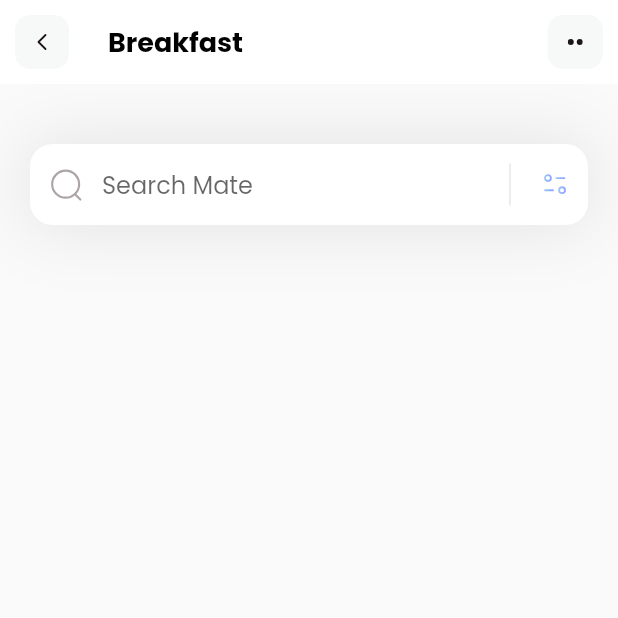
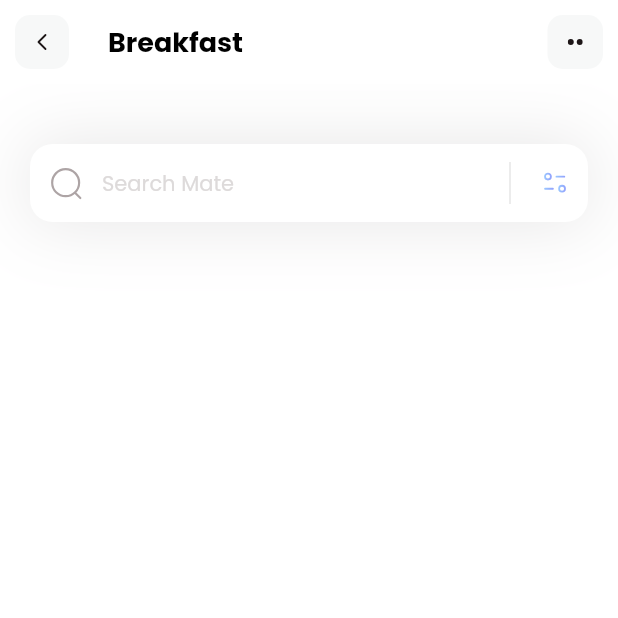
Before and after one commit to mamerida/dietApp, a Flutter app: the screen it shows after launch, on a phone screen of 412 x 824 dp, the top half of it. Run offline on Flutter 3.47's test engine with Material 2 defaults, Android fonts, the phone set to English and light mode, and no system bars; our stand-ins replace flutter_svg.

Commit message:
extract in method

```diff
--- a/lib/pages/home.dart
+++ b/lib/pages/home.dart
@@ -9,9 +9,17 @@ const HomePage({ Key? key }) : super(key: key);
   Widget build(BuildContext context){
     return Scaffold(
       appBar: Appbar(),
+      backgroundColor: Colors.white,
       body:Column(
         children: [
-          Container(
+          _searchField()
+        ],
+      )
+    );
+  }
+
+  Container _searchField() {
+    return Container(
           margin: EdgeInsets.only(top:40,left: 20,right: 20),
           decoration: BoxDecoration(
             boxShadow: [
@@ -28,6 +36,10 @@ const HomePage({ Key? key }) : super(key: key);
               fillColor: Colors.white,
               contentPadding: EdgeInsets.all(15),
               hintText: "Search Mate",
+              hintStyle: const TextStyle(
+                color: Color(0xffDDDADA),
+                fontSize: 14
+              ),
               prefixIcon: Padding(
                 padding: const EdgeInsets.all(12),
                 child: SvgPicture.asset("assets/icons/Search.svg"),
@@ -58,9 +70,6 @@ const HomePage({ Key? key }) : super(key: key);
               )
             ),
           ),
-          )
-        ],
-      )
         );
   }
 
```
Lines whose indentation alone changed are shown as unchanged.
